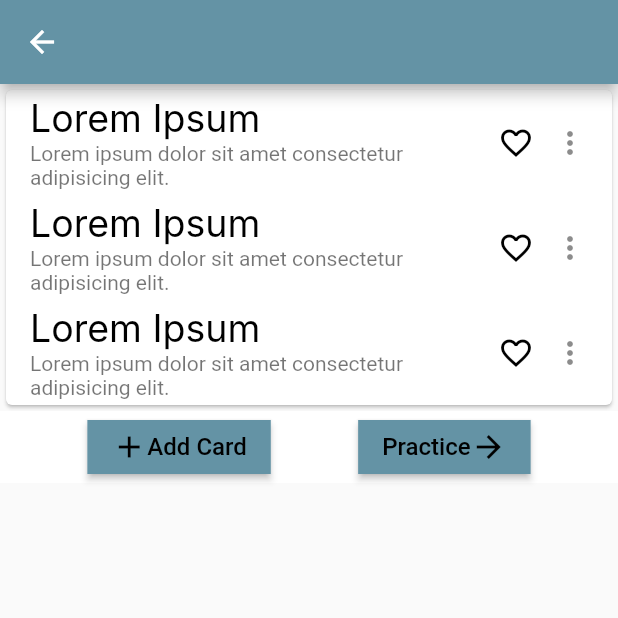
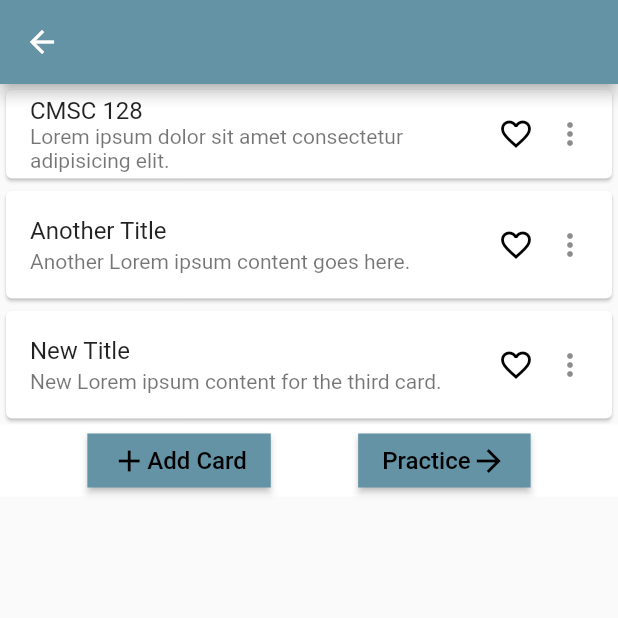
Before and after one commit to angelcustodio3/PeerUP, a Flutter app: the ViewCard screen opened directly, on a phone screen of 412 x 824 dp, the top half of it. Run offline on Flutter 3.47's test engine with Material 2 defaults, Android fonts, the phone set to English and light mode, and no system bars; our stand-ins replace expansion_tile_card; Roboto replaces fonts that are missing (Inter, YourFontFamily).

Commit message:
edited the view flashcard set

```diff
--- a/PeerUP/Flashcard/lib/main.dart
+++ b/PeerUP/Flashcard/lib/main.dart
@@ -403,6 +403,7 @@ class AddCard extends StatelessWidget {
   }
 }
 
+
 class ViewCard extends StatefulWidget {
   const ViewCard({super.key});
 
@@ -421,135 +422,10 @@ class _ViewCardState extends State<ViewCard> {
       ),
       body: Column(
         children: [
-          Card(
-            /*Text(
-                    'CMSC 128',
-                    style: TextStyle(
-                      color: Colors.black,
-                      fontSize: 25,
-                      fontFamily: 'Inter',
-                      fontWeight: FontWeight.w600,
-                    ),
-                  ),*/
-            child: Column(
-              children: [
-                ListTile(
-                  title: Text(
-                    'Lorem Ipsum',
-                    style: TextStyle(
-                      color: Colors.black,
-                      fontSize: 25,
-                      fontFamily: 'Inter',
-                      fontWeight: FontWeight.w400,
-                    ),
-                  ),
-                  subtitle: const Text(
-                    'Lorem ipsum dolor sit amet consectetur adipisicing elit.',
-                  ),
-                  trailing: Row(
-                    mainAxisSize: MainAxisSize.min,
-                    children: [
-                      IconButton(
-                        onPressed: () {
-                          setState(() {
-                            isHeartFilled = !isHeartFilled;
-                          });
-                        },
-                        icon: Icon(
-                          isHeartFilled
-                              ? Icons.favorite
-                              : Icons.favorite_border,
-                          color: isHeartFilled ? Colors.red : Colors.black,
-                        ),
-                      ),
-                      GestureDetector(
-                        onTap: () {
-                          _showOptionsDialog(context);
-                        },
-                        child: const Icon(Icons.more_vert),
-                      ),
-                    ],
-                  ),
-                ),
-                ListTile(
-                  title: Text(
-                    'Lorem Ipsum',
-                    style: TextStyle(
-                      color: Colors.black,
-                      fontSize: 25,
-                      fontFamily: 'Inter',
-                      fontWeight: FontWeight.w400,
-                    ),
-                  ),
-                  subtitle: const Text(
-                    'Lorem ipsum dolor sit amet consectetur adipisicing elit.',
-                  ),
-                  trailing: Row(
-                    mainAxisSize: MainAxisSize.min,
-                    children: [
-                      IconButton(
-                        onPressed: () {
-                          setState(() {
-                            isHeartFilled = !isHeartFilled;
-                          });
-                        },
-                        icon: Icon(
-                          isHeartFilled
-                              ? Icons.favorite
-                              : Icons.favorite_border,
-                          color: isHeartFilled ? Colors.red : Colors.black,
-                        ),
-                      ),
-                      GestureDetector(
-                        onTap: () {
-                          _showOptionsDialog(context);
-                        },
-                        child: const Icon(Icons.more_vert),
-                      ),
-                    ],
-                  ),
-                ),
-                ListTile(
-                  title: Text(
-                    'Lorem Ipsum',
-                    style: TextStyle(
-                      color: Colors.black,
-                      fontSize: 25,
-                      fontFamily: 'Inter',
-                      fontWeight: FontWeight.w400,
-                    ),
-                  ),
-                  subtitle: const Text(
-                    'Lorem ipsum dolor sit amet consectetur adipisicing elit.',
-                  ),
-                  trailing: Row(
-                    mainAxisSize: MainAxisSize.min,
-                    children: [
-                      IconButton(
-                        onPressed: () {
-                          setState(() {
-                            isHeartFilled = !isHeartFilled;
-                          });
-                        },
-                        icon: Icon(
-                          isHeartFilled
-                              ? Icons.favorite
-                              : Icons.favorite_border,
-                          color: isHeartFilled ? Colors.red : Colors.black,
-                        ),
-                      ),
-                      GestureDetector(
-                        onTap: () {
-                          _showOptionsDialog(context);
-                        },
-                        child: const Icon(Icons.more_vert),
-                      ),
-                    ],
-                  ),
-                ),
-              ],
-            ),
-          ),
+          _buildCard('CMSC 128', 'Lorem ipsum dolor sit amet consectetur adipisicing elit.'),
+          _buildCard('Another Title', 'Another Lorem ipsum content goes here.'),
+          _buildCard('New Title', 'New Lorem ipsum content for the third card.'),
+          // You can continue adding more cards here as needed
           Container(
             color: Colors.white,
             child: Row(
@@ -627,6 +503,43 @@ class _ViewCardState extends State<ViewCard> {
     );
   }
 
+  Widget _buildCard(String title, String subtitle) {
+    return Card(
+      child: Column(
+        children: [
+          ListTile(
+            title: Text(title),
+            subtitle: Text(subtitle),
+            trailing: Row(
+              mainAxisSize: MainAxisSize.min,
+              children: [
+                IconButton(
+                  onPressed: () {
+                    setState(() {
+                      isHeartFilled = !isHeartFilled;
+                    });
+                  },
+                  icon: Icon(
+                    isHeartFilled
+                        ? Icons.favorite
+                        : Icons.favorite_border,
+                    color: isHeartFilled ? Colors.red : Colors.black,
+                  ),
+                ),
+                GestureDetector(
+                  onTap: () {
+                    _showOptionsDialog(context);
+                  },
+                  child: const Icon(Icons.more_vert),
+                ),
+              ],
+            ),
+          ),
+        ],
+      ),
+    );
+  }
+
   void _showOptionsDialog(BuildContext context) {
     showDialog(
       context: context,
@@ -654,7 +567,6 @@ class _ViewCardState extends State<ViewCard> {
       },
     );
   }
-}
 
   Widget _buildOption({
     required String text,
@@ -675,6 +587,7 @@ Widget _buildOption({
         ],
       ),
     );
+  }
 }
 
 class Practice extends StatelessWidget {
```
Lines whose indentation alone changed are shown as unchanged.
